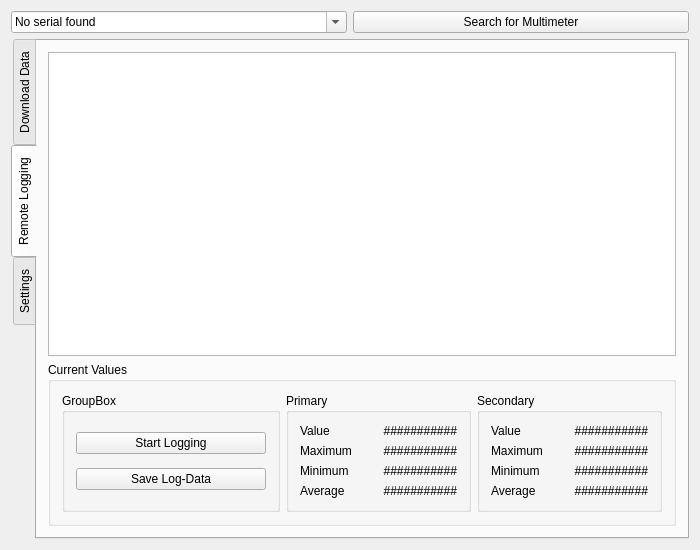
First picture: the form in yellowdolphindownloader.ui, repository C-X1/YellowDolphin, before the edit.
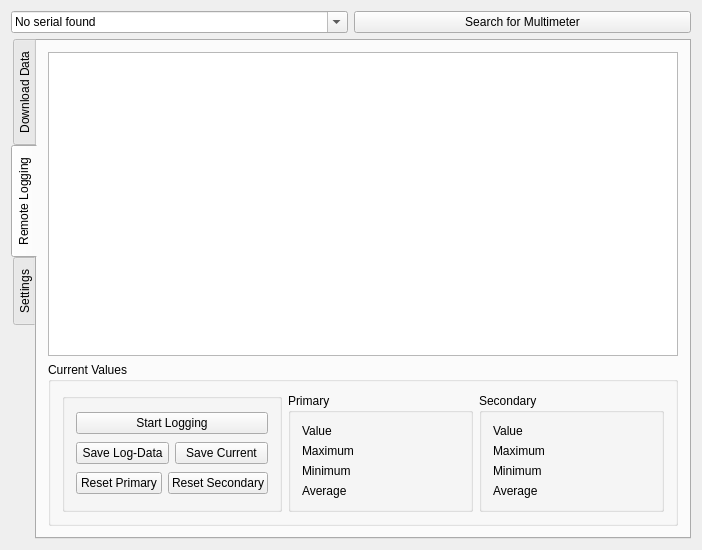
Second picture: the form after the edit.

What changed in the file:
```diff
--- a/yellowdolphindownloader.ui
+++ b/yellowdolphindownloader.ui
@@ -209,7 +209,7 @@
               <item>
                <widget class="QGroupBox" name="groupBox_remoteLogCommands">
                 <property name="title">
-                 <string>GroupBox</string>
+                 <string/>
                 </property>
                 <layout class="QVBoxLayout" name="verticalLayout_5">
                  <item>
@@ -220,11 +220,40 @@
                   </widget>
                  </item>
                  <item>
-                  <widget class="QPushButton" name="pushButton_SaveData">
-                   <property name="text">
-                    <string>Save Log-Data</string>
-                   </property>
-                  </widget>
+                  <layout class="QHBoxLayout" name="horizontalLayout_8">
+                   <item>
+                    <widget class="QPushButton" name="pushButton_SaveData">
+                     <property name="text">
+                      <string>Save Log-Data</string>
+                     </property>
+                    </widget>
+                   </item>
+                   <item>
+                    <widget class="QPushButton" name="pushButton_3">
+                     <property name="text">
+                      <string>Save Current</string>
+                     </property>
+                    </widget>
+                   </item>
+                  </layout>
+                 </item>
+                 <item>
+                  <layout class="QHBoxLayout" name="horizontalLayout_4">
+                   <item>
+                    <widget class="QPushButton" name="pushButton_ResetPri">
+                     <property name="text">
+                      <string>Reset Primary</string>
+                     </property>
+                    </widget>
+                   </item>
+                   <item>
+                    <widget class="QPushButton" name="pushButton_resetSec">
+                     <property name="text">
+                      <string>Reset Secondary</string>
+                     </property>
+                    </widget>
+                   </item>
+                  </layout>
                  </item>
                 </layout>
                </widget>
@@ -302,7 +331,7 @@
                       </size>
                      </property>
                      <property name="text">
-                      <string>###########</string>
+                      <string/>
                      </property>
                      <property name="alignment">
                       <set>Qt::AlignRight|Qt::AlignTrailing|Qt::AlignVCenter</set>
@@ -330,7 +359,7 @@
                       </size>
                      </property>
                      <property name="text">
-                      <string>###########</string>
+                      <string/>
                      </property>
                      <property name="alignment">
                       <set>Qt::AlignRight|Qt::AlignTrailing|Qt::AlignVCenter</set>
@@ -358,7 +387,7 @@
                       </size>
                      </property>
                      <property name="text">
-                      <string>###########</string>
+                      <string/>
                      </property>
                      <property name="alignment">
                       <set>Qt::AlignRight|Qt::AlignTrailing|Qt::AlignVCenter</set>
@@ -386,7 +415,7 @@
                       </size>
                      </property>
                      <property name="text">
-                      <string>###########</string>
+                      <string/>
                      </property>
                      <property name="alignment">
                       <set>Qt::AlignRight|Qt::AlignTrailing|Qt::AlignVCenter</set>
@@ -471,7 +500,7 @@
                       </size>
                      </property>
                      <property name="text">
-                      <string>###########</string>
+                      <string/>
                      </property>
                      <property name="alignment">
                       <set>Qt::AlignRight|Qt::AlignTrailing|Qt::AlignVCenter</set>
@@ -499,7 +528,7 @@
                       </size>
                      </property>
                      <property name="text">
-                      <string>###########</string>
+                      <string/>
                      </property>
                      <property name="alignment">
                       <set>Qt::AlignRight|Qt::AlignTrailing|Qt::AlignVCenter</set>
@@ -527,7 +556,7 @@
                       </size>
                      </property>
                      <property name="text">
-                      <string>###########</string>
+                      <string/>
                      </property>
                      <property name="alignment">
                       <set>Qt::AlignRight|Qt::AlignTrailing|Qt::AlignVCenter</set>
@@ -555,7 +584,7 @@
                       </size>
                      </property>
                      <property name="text">
-                      <string>###########</string>
+                      <string/>
                      </property>
                      <property name="alignment">
                       <set>Qt::AlignRight|Qt::AlignTrailing|Qt::AlignVCenter</set>
```
